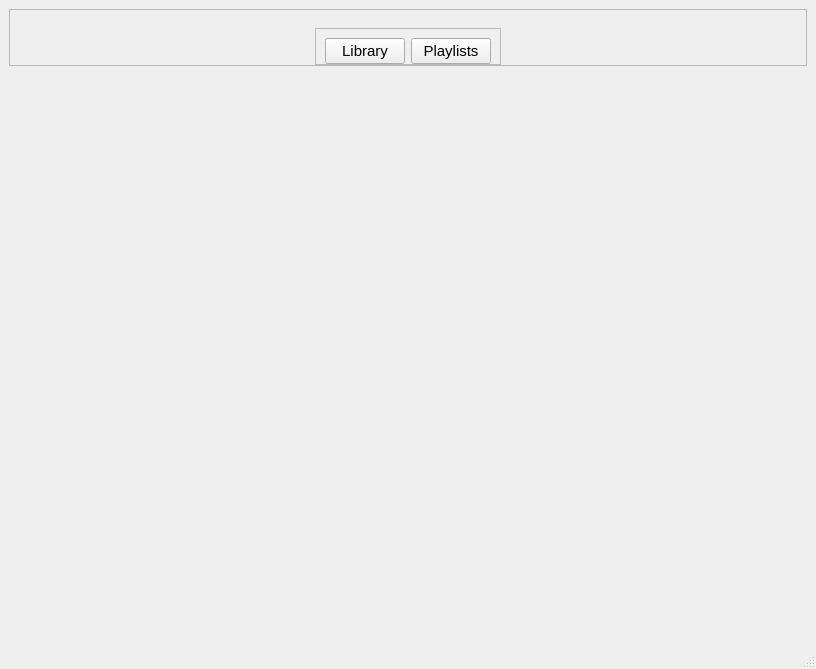
Above: base_gui.ui from Ctgoyette/final-project-music-player before the change. Below: the same form after it.
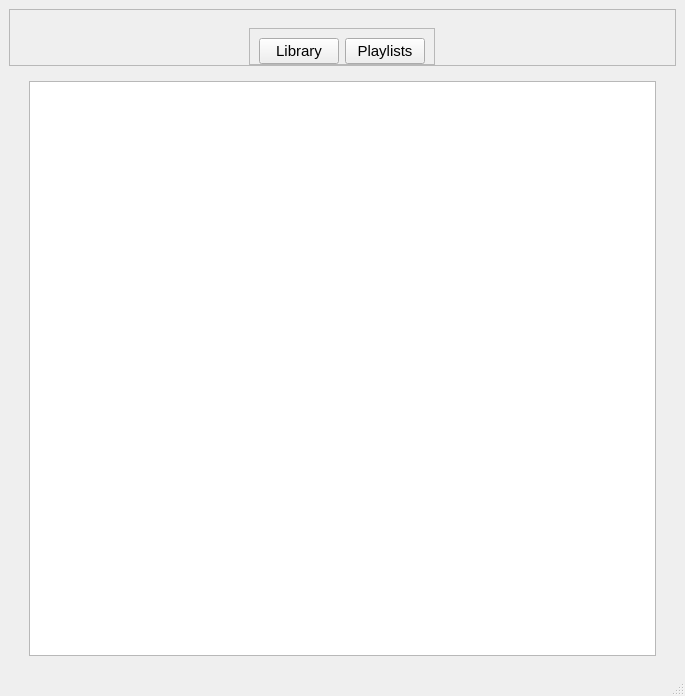
That is the form after the change. The open tabs and pages were chosen to show the change.

Commit message: Added playlist content page

Diff of the .ui file:
```diff
--- a/base_gui.ui
+++ b/base_gui.ui
@@ -6,8 +6,8 @@
    <rect>
     <x>0</x>
     <y>0</y>
-    <width>816</width>
-    <height>669</height>
+    <width>685</width>
+    <height>696</height>
    </rect>
   </property>
   <property name="windowTitle">
@@ -361,22 +361,49 @@
             </item>
            </layout>
           </widget>
-          <widget class="QWidget" name="playlist_view_page">
-           <layout class="QVBoxLayout" name="verticalLayout_5">
-            <item>
-             <widget class="QListView" name="playlist_list">
-              <property name="modelColumn">
-               <number>0</number>
-              </property>
-             </widget>
-            </item>
-           </layout>
-          </widget>
          </widget>
         </item>
        </layout>
       </widget>
-      <widget class="QWidget" name="playlist_view"/>
+      <widget class="QWidget" name="playlist_view">
+       <layout class="QHBoxLayout" name="horizontalLayout_3">
+        <item>
+         <spacer name="horizontalSpacer_6">
+          <property name="orientation">
+           <enum>Qt::Horizontal</enum>
+          </property>
+          <property name="sizeType">
+           <enum>QSizePolicy::Fixed</enum>
+          </property>
+          <property name="sizeHint" stdset="0">
+           <size>
+            <width>11</width>
+            <height>20</height>
+           </size>
+          </property>
+         </spacer>
+        </item>
+        <item>
+         <widget class="QTableWidget" name="playlist_list"/>
+        </item>
+        <item>
+         <spacer name="horizontalSpacer_7">
+          <property name="orientation">
+           <enum>Qt::Horizontal</enum>
+          </property>
+          <property name="sizeType">
+           <enum>QSizePolicy::Fixed</enum>
+          </property>
+          <property name="sizeHint" stdset="0">
+           <size>
+            <width>11</width>
+            <height>20</height>
+           </size>
+          </property>
+         </spacer>
+        </item>
+       </layout>
+      </widget>
      </widget>
     </item>
    </layout>
```
Left out of the diff: 6 changed lines with no effect on the pictures. The commit also changes 3 other files.
